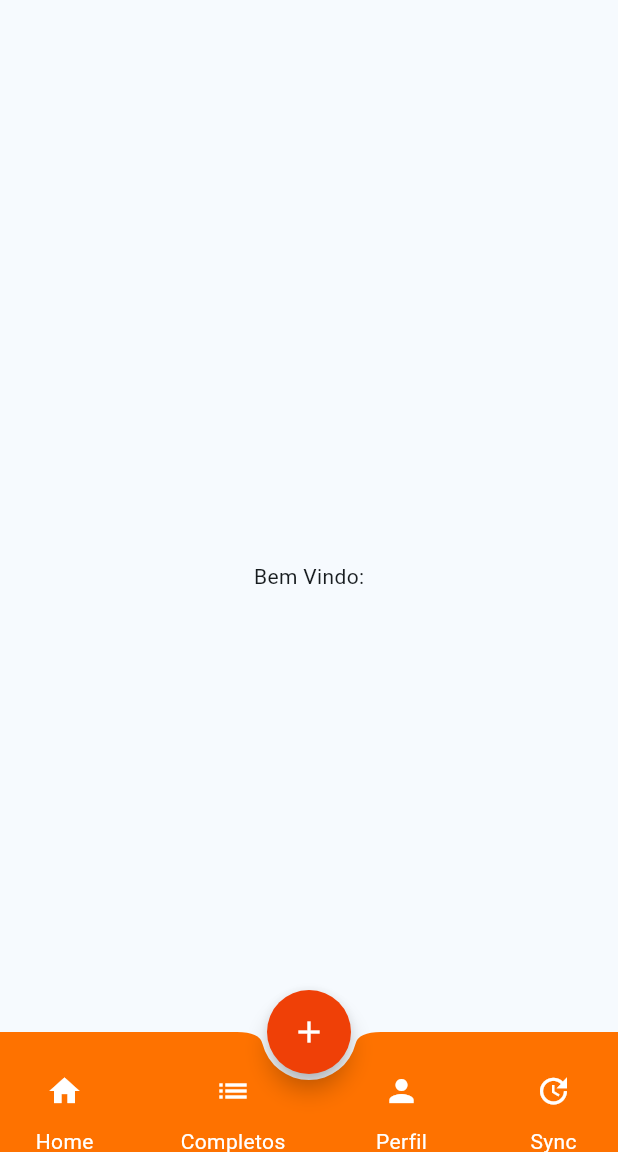
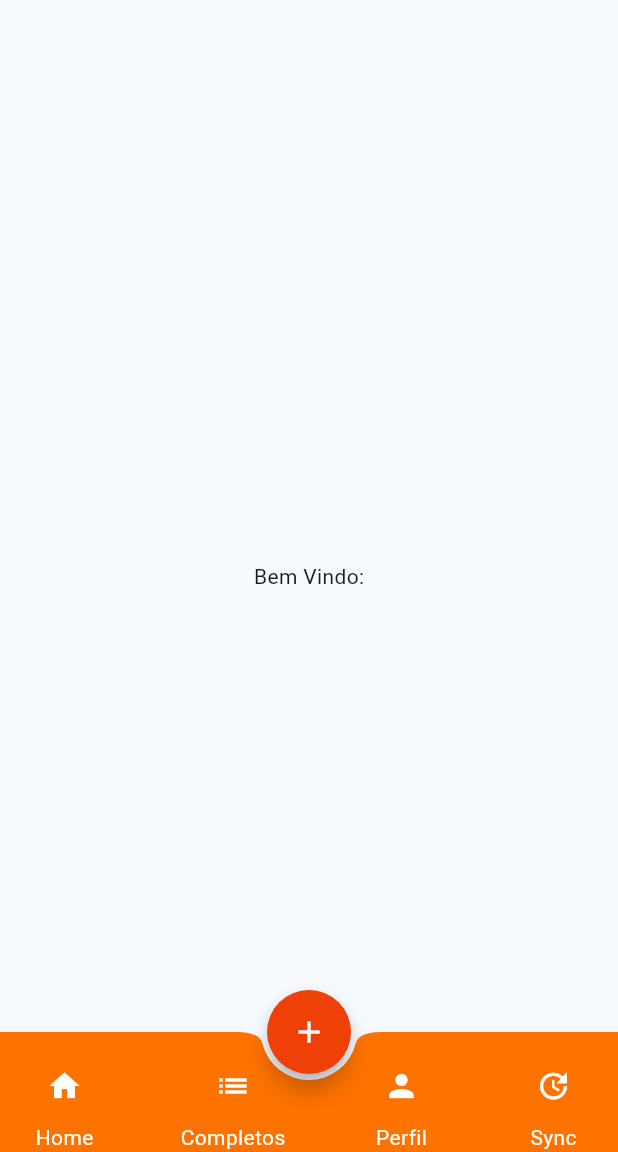
Before and after one commit to tlsistemas/CartolaPrime23, a Flutter app: the screen it shows after launch, on a phone screen of 412 x 824 dp, the part 84-1236 px from its top. Run offline on Flutter 3.47's test engine with Material 2 defaults, Android fonts, the phone set to English and light mode, and no system bars; our stand-ins replace dio, flutter_secure_storage, lottie; missing offline and left inert: shrink_sidemenu; statements that could not run were skipped.

Commit message:
Ajuste menu

```diff
--- a/src/cartola_prime/lib/home/ui/screens/home_page.dart
+++ b/src/cartola_prime/lib/home/ui/screens/home_page.dart
@@ -106,7 +106,9 @@ class _HomePageState extends State<HomePage> {
               child: IconTheme(
                 data: const IconThemeData(color: backgroundColor),
                 child: Padding(
-                  padding: const EdgeInsets.all(3.0),
+                  // padding: const EdgeInsets.all(3.0),
+                  padding: const EdgeInsets.only(
+                      left: 3.0, top: 0.0, bottom: 0.0, right: 3.0),
                   child: Row(
                     mainAxisAlignment: MainAxisAlignment.spaceBetween,
                     children: [
```
